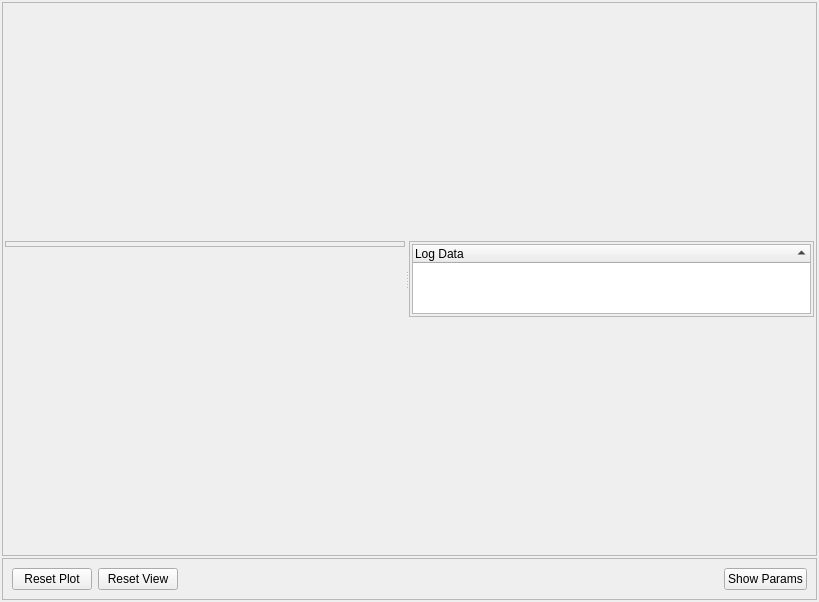
Above: logplotwindow.ui from Enem-20/CGS before the change. Below: the same form after it.
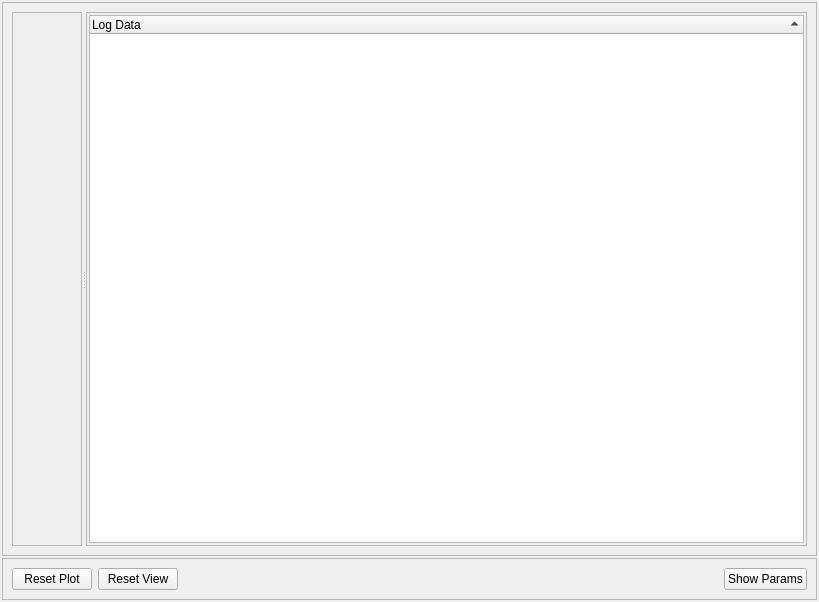
That is the form after the change.

Commit message: fix plot resizing

```diff
--- a/logplotwindow.ui
+++ b/logplotwindow.ui
@@ -43,63 +43,40 @@
      <property name="frameShadow">
       <enum>QFrame::Shadow::Raised</enum>
      </property>
-     <layout class="QVBoxLayout" name="verticalLayout_2">
-      <property name="spacing">
-       <number>2</number>
-      </property>
-      <property name="leftMargin">
-       <number>2</number>
-      </property>
-      <property name="topMargin">
-       <number>2</number>
-      </property>
-      <property name="rightMargin">
-       <number>2</number>
-      </property>
-      <property name="bottomMargin">
-       <number>2</number>
-      </property>
+     <layout class="QHBoxLayout" name="horizontalLayout_2">
       <item>
        <widget class="QSplitter" name="splitter">
         <property name="orientation">
          <enum>Qt::Orientation::Horizontal</enum>
         </property>
-        <widget class="QFrame" name="plotFrame">
-         <property name="sizePolicy">
-          <sizepolicy hsizetype="Expanding" vsizetype="Expanding">
-           <horstretch>0</horstretch>
-           <verstretch>0</verstretch>
-          </sizepolicy>
+        <widget class="QScrollArea" name="scrollArea">
+         <property name="sizeAdjustPolicy">
+          <enum>QAbstractScrollArea::SizeAdjustPolicy::AdjustToContents</enum>
          </property>
-         <property name="minimumSize">
-          <size>
-           <width>400</width>
-           <height>0</height>
-          </size>
+         <property name="widgetResizable">
+          <bool>true</bool>
          </property>
-         <property name="frameShape">
-          <enum>QFrame::Shape::StyledPanel</enum>
-         </property>
-         <property name="frameShadow">
-          <enum>QFrame::Shadow::Raised</enum>
-         </property>
-         <layout class="QVBoxLayout" name="verticalLayout_4">
-          <property name="sizeConstraint">
-           <enum>QLayout::SizeConstraint::SetMaximumSize</enum>
+         <widget class="QWidget" name="plotFrame">
+          <property name="geometry">
+           <rect>
+            <x>0</x>
+            <y>0</y>
+            <width>68</width>
+            <height>532</height>
+           </rect>
           </property>
-          <property name="leftMargin">
-           <number>2</number>
+          <property name="sizePolicy">
+           <sizepolicy hsizetype="Expanding" vsizetype="Expanding">
+            <horstretch>0</horstretch>
+            <verstretch>0</verstretch>
+           </sizepolicy>
           </property>
-          <property name="topMargin">
-           <number>2</number>
-          </property>
-          <property name="rightMargin">
-           <number>2</number>
-          </property>
-          <property name="bottomMargin">
-           <number>2</number>
-          </property>
-         </layout>
+          <layout class="QVBoxLayout" name="verticalLayout_2">
+           <property name="sizeConstraint">
+            <enum>QLayout::SizeConstraint::SetNoConstraint</enum>
+           </property>
+          </layout>
+         </widget>
         </widget>
         <widget class="QFrame" name="dataListFrame">
          <property name="sizePolicy">
```
The commit also changes 8 other files.
